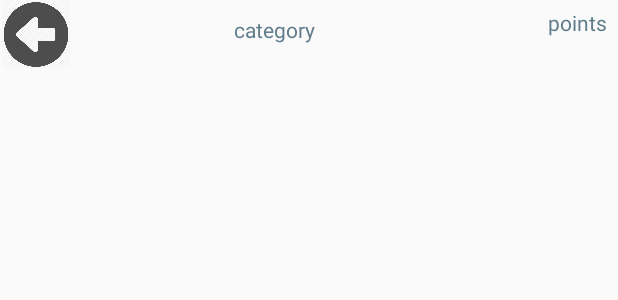
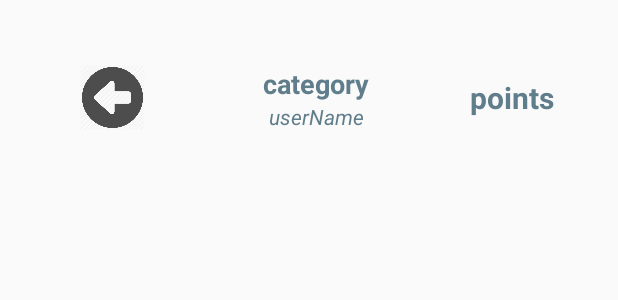
Before and after one commit to stackw1zard/testLib, an Android app: the layout listview_adapter_leaderboard.xml on its own in the app's theme, with its tools: preview values and no code run, on a phone screen of 412 x 824 dp. Shown: the top 300 px of the screen. Run offline under Robolectric (Android 15) with nearby library versions, the light colour scheme and no system bars.

Commit message:
leaderboard

```diff
--- a/app/src/main/java/com/stackwizards/mcq_wizard/MainActivity.java
+++ b/app/src/main/java/com/stackwizards/mcq_wizard/MainActivity.java
@@ -1,6 +1,7 @@
 package com.stackwizards.mcq_wizard;
 
 import android.content.Intent;
+import android.content.pm.ActivityInfo;
 import android.graphics.Bitmap;
 import android.graphics.BitmapFactory;
 import android.os.Bundle;
@@ -55,6 +56,7 @@ public class MainActivity extends AppCompatActivity
         super.onCreate(savedInstanceState);
         setContentView(R.layout.activity_main);
 //        this.requestWindowFeature(Window.FEATURE_NO_TITLE);
+        setRequestedOrientation(ActivityInfo.SCREEN_ORIENTATION_PORTRAIT);
 
 
         NavigationView navigationView = (NavigationView) findViewById(R.id.nav_view);
--- a/app/src/main/java/com/stackwizards/mcq_wizard/fragment/OnlineFragment.java
+++ b/app/src/main/java/com/stackwizards/mcq_wizard/fragment/OnlineFragment.java
@@ -299,6 +299,7 @@ public class OnlineFragment extends Fragment implements DialogResultInterface {
                                                                Map<String, String> boardLeader = new HashMap<>();
                                                                boardLeader.put("pointScore", pointScore + "");
                                                                boardLeader.put("UserId", mAuth.getUid());
+                                                               boardLeader.put("userName", wizardUser.getUsername());
 
                                                                dbRefLeaderBoard.setValue(boardLeader);
                                                            }
@@ -346,7 +347,7 @@ public class OnlineFragment extends Fragment implements DialogResultInterface {
                             if (questionImageIcon.getScore() < pointScore) {
                                 questionImageIcon.setScore(pointScore);
                                 Log.e("Test Wizard question", "Questionaire setting score: " + pointScore);
-                                pointScore = 0;
+//                                pointScore = 0;
 
                             }
                         }
@@ -366,7 +367,7 @@ public class OnlineFragment extends Fragment implements DialogResultInterface {
             Toast.makeText(getActivity(), "THIS WAS LAST QUESTION", Toast.LENGTH_LONG).show();
 
             ResultDialog.showCustomDialog(this);
-            pointScore = 0;
+//            pointScore = 0;
 
         } else {
             Questionaire questionaireHash;
@@ -582,6 +583,7 @@ public class OnlineFragment extends Fragment implements DialogResultInterface {
 
         timerTextHelper.resetTime();
         mcqHeaderDetails.setVisibility(View.VISIBLE);
+        pointScore = 0;
         return questions;
 
     }
--- a/app/src/main/res/layout/listview_adapter_leaderboard.xml
+++ b/app/src/main/res/layout/listview_adapter_leaderboard.xml
@@ -1,40 +1,55 @@
 <?xml version="1.0" encoding="utf-8"?>
-<RelativeLayout xmlns:android="http://schemas.android.com/apk/res/android"
+<LinearLayout xmlns:android="http://schemas.android.com/apk/res/android"
     android:layout_width="match_parent"
-    android:layout_height="wrap_content"
+    android:layout_height="100dp"
     android:gravity="center"
-    android:orientation="horizontal">
+    android:orientation="horizontal"
+    android:layout_margin="15dp"
+    android:weightSum="7">
 
     <ImageView
         android:id="@+id/status_icon"
-        android:layout_width="48dp"
-        android:layout_height="46dp"
-        android:src="@drawable/left"
-        android:textAlignment="viewStart" />
+        android:layout_width="46dp"
+        android:layout_height="43dp"
+        android:layout_margin="10dp"
+        android:layout_weight="1"
+        android:src="@drawable/left" />
+
+    <LinearLayout
+        android:layout_width="wrap_content"
+        android:layout_height="wrap_content"
+        android:layout_weight="4"
+        android:orientation="vertical">
+
+        <TextView
+            android:id="@+id/status_text_view"
+            android:layout_width="match_parent"
+            android:layout_height="wrap_content"
+            android:gravity="center"
+            android:text="category"
+            android:textColor="@color/color500"
+            android:textSize="18dp"
+            android:textStyle="bold" />
+
+        <TextView
+            android:id="@+id/userName"
+            android:layout_width="match_parent"
+            android:layout_height="wrap_content"
+            android:gravity="center"
+            android:text="userName"
+            android:textColor="@color/color500"
+            android:textStyle="italic" />
+
+    </LinearLayout>
 
     <TextView
-        android:id="@+id/status_text_view"
-        android:layout_width="259dp"
-        android:layout_height="39dp"
-        android:layout_alignStart="@+id/status_icon"
-        android:layout_alignEnd="@+id/status_point_view"
-        android:layout_gravity="center"
-        android:layout_marginStart="53dp"
-        android:layout_marginEnd="98dp"
+        android:id="@+id/leaderScore"
+        android:layout_width="wrap_content"
+        android:layout_height="wrap_content"
+        android:layout_weight="1"
         android:gravity="center"
-        android:padding="5dp"
-        android:text="category"
-        android:textColor="@color/color500" />
-
-    <TextView
-        android:id="@+id/status_point_view"
-        android:layout_width="95dp"
-        android:layout_height="54dp"
-        android:layout_alignParentEnd="true"
-        android:layout_gravity="center"
-        android:layout_marginEnd="2dp"
-        android:gravity="right"
-        android:padding="5dp"
         android:text="points"
-        android:textColor="@color/color500" />
-</RelativeLayout>
+        android:textColor="@color/color500"
+        android:textSize="20dp"
+        android:textStyle="bold" />
+</LinearLayout>
```
Also changed, not shown: app/src/main/java/com/stackwizards/mcq_wizard/adapter/CustomAdapter.java (+31 -21 lines), app/src/main/java/com/stackwizards/mcq_wizard/adapter/ViewAdapterLeaderBoard.java (added, +43 -0 lines), app/src/main/java/com/stackwizards/mcq_wizard/fragment/LeaderBoardFragment.java (+101 -121 lines), app/src/main/res/layout/fragment_leaderboard.xml (+18 -5 lines).
